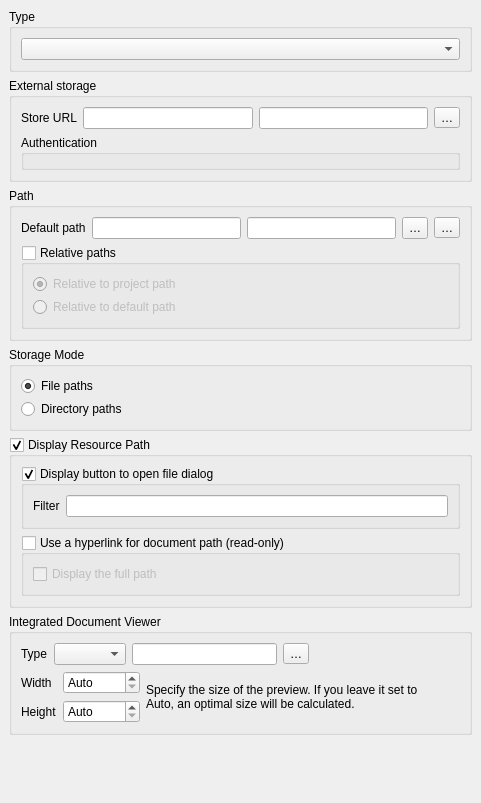
This is src/ui/editorwidgets/qgsexternalresourceconfigdlg.ui in qgis/QGIS as Qt 5 draws it before an edit. The edited form follows.
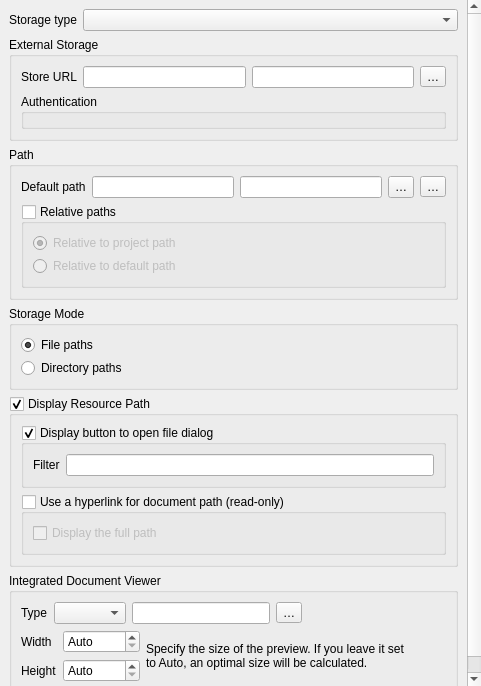
This is the edited form. Custom widgets are drawn as their Qt base class.

Commit message:
UI fixes for external resource widget
* Do not use a group box for a single item
* Fix group box title case
* Allow tip to be expanded, more elegant
* Fix tab stops

Diff of the .ui file:
```diff
--- a/src/ui/editorwidgets/qgsexternalresourceconfigdlg.ui
+++ b/src/ui/editorwidgets/qgsexternalresourceconfigdlg.ui
@@ -8,7 +8,7 @@
     <x>0</x>
     <y>0</y>
     <width>481</width>
-    <height>803</height>
+    <height>686</height>
    </rect>
   </property>
   <property name="windowTitle">
@@ -46,31 +46,39 @@
        <rect>
         <x>0</x>
         <y>0</y>
-        <width>467</width>
-        <height>835</height>
+        <width>481</width>
+        <height>686</height>
        </rect>
       </property>
       <layout class="QVBoxLayout" name="verticalLayout_4">
        <item>
-        <widget class="QGroupBox" name="groupBox_2">
-         <property name="title">
-          <string>Type</string>
-         </property>
-         <layout class="QVBoxLayout" name="verticalLayout_5">
+        <layout class="QHBoxLayout" name="horizontalLayout_3">
+         <item>
+          <widget class="QLabel" name="storageTypeLbl">
+           <property name="text">
+            <string>Storage type</string>
+           </property>
+          </widget>
+         </item>
           <item>
            <widget class="QComboBox" name="mStorageType">
+           <property name="sizePolicy">
+            <sizepolicy hsizetype="Expanding" vsizetype="Fixed">
+             <horstretch>0</horstretch>
+             <verstretch>0</verstretch>
+            </sizepolicy>
+           </property>
             <property name="toolTip">
              <string>&lt;html&gt;&lt;head/&gt;&lt;body&gt;Way of dealing with attachment file&lt;p&gt;&quot;Select existing file&quot; allows you to pick an existing file from the file system or set an existing URL external resource.&lt;/p&gt;&lt;p&gt;Other items allows you to pick a local resource and store it on an external storage system. You cannot use relative path in this mode and you can only pick file and not directory.&lt;/p&gt;&lt;/p&gt;&lt;/body&gt;&lt;/html&gt;</string>
             </property>
            </widget>
           </item>
          </layout>
-        </widget>
        </item>
        <item>
         <widget class="QGroupBox" name="mExternalStorageGroupBox">
          <property name="title">
-          <string>External storage</string>
+          <string>External Storage</string>
          </property>
          <layout class="QVBoxLayout" name="verticalLayout_7">
           <item>
@@ -459,6 +467,12 @@
              </property>
              <item row="0" column="2" rowspan="2">
               <widget class="QLabel" name="label_2">
+               <property name="sizePolicy">
+                <sizepolicy hsizetype="Expanding" vsizetype="Preferred">
+                 <horstretch>0</horstretch>
+                 <verstretch>0</verstretch>
+                </sizepolicy>
+               </property>
                <property name="text">
                 <string>Specify the size of the preview. If you leave it set to Auto, an optimal size will be calculated.</string>
                </property>
@@ -554,7 +568,7 @@
          <property name="sizeHint" stdset="0">
           <size>
            <width>20</width>
-           <height>40</height>
+           <height>0</height>
           </size>
          </property>
         </spacer>
```
Left out of the diff: 18 changed lines with no effect on the pictures. Lines whose indentation alone changed are shown as unchanged.
